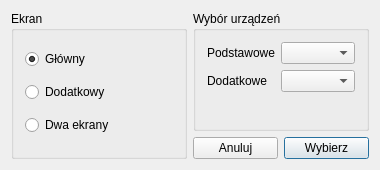
Old version of the form mainwindow.ui in the repository Kuszki/X11-Display-Switcher.
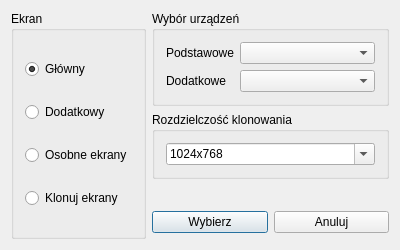
New version of the form. Icons and pictures are not drawn.

What changed in the file:
```diff
--- a/mainwindow.ui
+++ b/mainwindow.ui
@@ -6,20 +6,20 @@
    <rect>
     <x>0</x>
     <y>0</y>
-    <width>380</width>
-    <height>170</height>
+    <width>400</width>
+    <height>250</height>
    </rect>
   </property>
   <property name="minimumSize">
    <size>
-    <width>380</width>
-    <height>170</height>
+    <width>400</width>
+    <height>250</height>
    </size>
   </property>
   <property name="maximumSize">
    <size>
     <width>400</width>
-    <height>200</height>
+    <height>250</height>
    </size>
   </property>
   <property name="windowTitle">
@@ -28,8 +28,8 @@
   <property name="windowIcon">
    <iconset theme="video-display"/>
   </property>
-  <layout class="QGridLayout" name="gridLayout">
-   <item row="0" column="0" rowspan="2">
+  <layout class="QGridLayout" name="layoutMain">
+   <item row="0" column="0" rowspan="5">
     <widget class="QGroupBox" name="groupSetup">
      <property name="title">
       <string>Ekran</string>
@@ -55,14 +55,38 @@
       <item>
        <widget class="QRadioButton" name="setupBoth">
         <property name="text">
-         <string>Dwa ekrany</string>
+         <string>Osobne ekrany</string>
+        </property>
+       </widget>
+      </item>
+      <item>
+       <widget class="QRadioButton" name="setupClone">
+        <property name="text">
+         <string>Klonuj ekrany</string>
         </property>
        </widget>
       </item>
      </layout>
     </widget>
    </item>
-   <item row="0" column="1">
+   <item row="3" column="2">
+    <widget class="QPushButton" name="Cancel">
+     <property name="text">
+      <string>Anuluj</string>
+     </property>
+     <property name="autoDefault">
+      <bool>false</bool>
+     </property>
+    </widget>
+   </item>
+   <item row="3" column="1">
+    <widget class="QPushButton" name="Save">
+     <property name="text">
+      <string>Wybierz</string>
+     </property>
+    </widget>
+   </item>
+   <item row="0" column="1" colspan="2">
     <widget class="QGroupBox" name="groupDevice">
      <property name="title">
       <string>Wybór urządzeń</string>
@@ -91,26 +115,52 @@
      </layout>
     </widget>
    </item>
-   <item row="1" column="1">
-    <layout class="QHBoxLayout" name="layoutButtons">
-     <item>
-      <widget class="QPushButton" name="Cancel">
-       <property name="text">
-        <string>Anuluj</string>
-       </property>
-       <property name="autoDefault">
-        <bool>false</bool>
-       </property>
-      </widget>
-     </item>
-     <item>
-      <widget class="QPushButton" name="Save">
-       <property name="text">
-        <string>Wybierz</string>
-       </property>
-      </widget>
-     </item>
-    </layout>
+   <item row="1" column="1" colspan="2">
+    <widget class="QGroupBox" name="groupResolution">
+     <property name="title">
+      <string>Rozdzielczość klonowania</string>
+     </property>
+     <layout class="QGridLayout" name="layoutResolution">
+      <item row="0" column="0">
+       <widget class="QComboBox" name="Resolution">
+        <property name="editable">
+         <bool>true</bool>
+        </property>
+        <property name="currentIndex">
+         <number>1</number>
+        </property>
+        <item>
+         <property name="text">
+          <string>800x600</string>
+         </property>
+        </item>
+        <item>
+         <property name="text">
+          <string>1024x768</string>
+         </property>
+        </item>
+        <item>
+         <property name="text">
+          <string>1366x768</string>
+         </property>
+        </item>
+       </widget>
+      </item>
+     </layout>
+    </widget>
+   </item>
+   <item row="2" column="1" colspan="2">
+    <spacer name="verticalSpacer">
+     <property name="orientation">
+      <enum>Qt::Vertical</enum>
+     </property>
+     <property name="sizeHint" stdset="0">
+      <size>
+       <width>20</width>
+       <height>0</height>
+      </size>
+     </property>
+    </spacer>
    </item>
   </layout>
  </widget>
```
Left out of the diff: 25 changed lines with no effect on the pictures.
